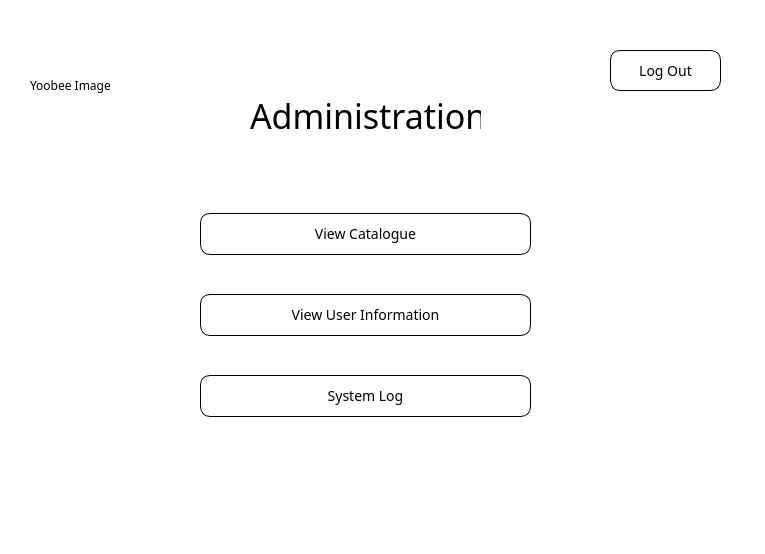
Before: the Qt Designer form NewWindowChur/adminhome.ui in jandrealyn/LibraryQtSystem, drawn with Qt 5.
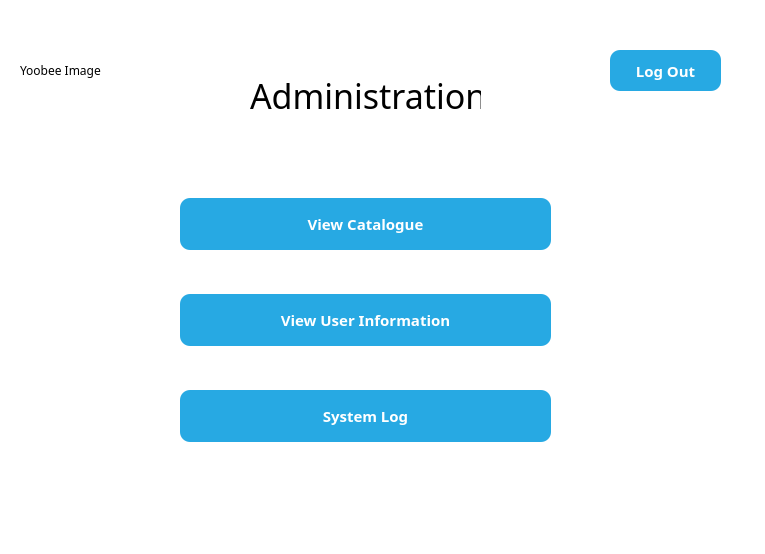
After: the same form once the commit is applied. Icons and pictures are not drawn.

The edit to the form file:
```diff
--- a/NewWindowChur/adminhome.ui
+++ b/NewWindowChur/adminhome.ui
@@ -18,6 +18,9 @@
     <normalon>:/images/favicon.ico</normalon>
    </iconset>
   </property>
+  <property name="styleSheet">
+   <string notr="true"/>
+  </property>
   <widget class="QFrame" name="gridFrame_2">
    <property name="geometry">
     <rect>
@@ -59,29 +62,38 @@
    <widget class="QWidget" name="verticalLayoutWidget">
     <property name="geometry">
      <rect>
-      <x>200</x>
-      <y>180</y>
-      <width>331</width>
-      <height>271</height>
+      <x>180</x>
+      <y>160</y>
+      <width>371</width>
+      <height>321</height>
      </rect>
     </property>
     <layout class="QVBoxLayout" name="verticalLayout">
      <item>
       <widget class="QPushButton" name="admin_catalogue_btn">
        <property name="styleSheet">
-        <string notr="true">background-color: rgb(255, 255, 255);
-font-family: sans-serif;
-border-width: 1px;
+        <string notr="true">*{
+font-family: Century Gothic, sans-serif;
+font-size: 15px;
+}
 
-border-color: black;
-
-border-radius: 10px;
-
+QPushButton{
+color: white;
+padding: 15px;
+background: #27a9e3;
 border-style: outset;
+border-radius: 10px;
+font: bold;
+}
+QPushButton::pressed{
+background-color: rgb(216, 150, 90);
+border-style: inset;
+}
 
-font: 14px;
-
-padding: 10px;</string>
+QPushButton::hover {
+background-color: #59c7f7;
+}
+</string>
        </property>
        <property name="text">
         <string>View Catalogue</string>
@@ -91,19 +103,28 @@
      <item>
       <widget class="QPushButton" name="admin_user_btn">
        <property name="styleSheet">
-        <string notr="true">background-color: rgb(255, 255, 255);
+        <string notr="true">*{
+font-family: Century Gothic, sans-serif;
+font-size: 15px;
+}
 
-border-width: 1px;
-
-border-color: black;
-
-border-radius: 10px;
-
+QPushButton{
+color: white;
+padding: 15px;
+background: #27a9e3;
 border-style: outset;
+border-radius: 10px;
+font: bold;
+}
+QPushButton::pressed{
+background-color: rgb(216, 150, 90);
+border-style: inset;
+}
 
-font: 14px;
-
-padding: 10px;</string>
+QPushButton::hover {
+background-color: #59c7f7;
+}
+</string>
        </property>
        <property name="text">
         <string>View User Information</string>
@@ -113,19 +134,28 @@
      <item>
       <widget class="QPushButton" name="admin_system_btn">
        <property name="styleSheet">
-        <string notr="true">background-color: rgb(255, 255, 255);
+        <string notr="true">*{
+font-family: Century Gothic, sans-serif;
+font-size: 15px;
+}
 
-border-width: 1px;
-
-border-color: black;
-
-border-radius: 10px;
-
+QPushButton{
+color: white;
+padding: 15px;
+background: #27a9e3;
 border-style: outset;
+border-radius: 10px;
+font: bold;
+}
+QPushButton::pressed{
+background-color: rgb(216, 150, 90);
+border-style: inset;
+}
 
-font: 14px;
-
-padding: 10px;</string>
+QPushButton::hover {
+background-color: #59c7f7;
+}
+</string>
        </property>
        <property name="text">
         <string>System Log</string>
@@ -138,7 +168,7 @@
     <property name="geometry">
      <rect>
       <x>250</x>
-      <y>80</y>
+      <y>60</y>
       <width>231</width>
       <height>71</height>
      </rect>
@@ -164,19 +194,28 @@
      </rect>
     </property>
     <property name="styleSheet">
-     <string notr="true">background-color: rgb(255, 255, 255);
+     <string notr="true">*{
+font-family: Century Gothic, sans-serif;
+font-size: 15px;
+}
 
-border-width: 1px;
-
-border-color: black;
-
-border-radius: 10px;
-
+QPushButton{
+color: white;
+padding: 10px;
+background: #27a9e3;
 border-style: outset;
+border-radius: 10px;
+font: bold;
+}
+QPushButton::pressed{
+background-color: rgb(216, 150, 90);
+border-style: inset;
+}
 
-font: 14px;
-
-padding:2px;</string>
+QPushButton::hover {
+background-color: #59c7f7;
+}
+</string>
     </property>
     <property name="text">
      <string>Log Out</string>
@@ -185,10 +224,10 @@
    <widget class="QLabel" name="img">
     <property name="geometry">
      <rect>
-      <x>30</x>
+      <x>20</x>
       <y>20</y>
-      <width>181</width>
-      <height>131</height>
+      <width>191</width>
+      <height>101</height>
      </rect>
     </property>
     <property name="text">
```
